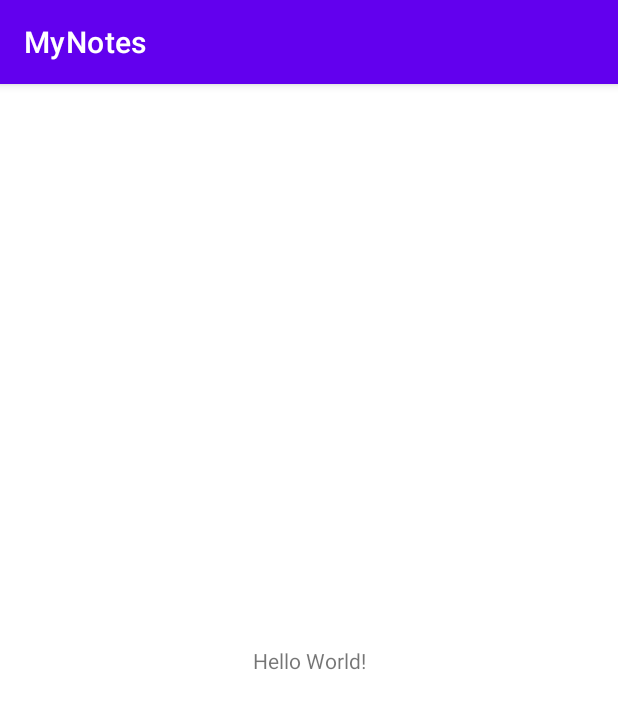
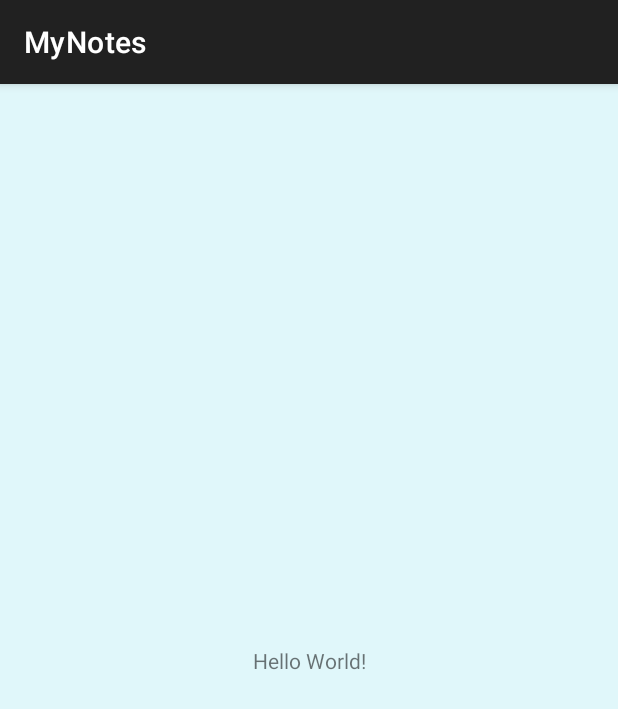
Before and after one commit to GeekBrainsStudent/MyNotes, an Android app: the screen it shows after launch (MainActivity), on a phone screen of 412 x 824 dp. Shown: the top 709 px of the screen. Run offline under Robolectric (Android 15) with nearby library versions, the phone set to English and light mode, and no system bars.

Commit message:
2. added dimens, update colors and themes

```diff
--- a/app/src/main/res/values/themes.xml
+++ b/app/src/main/res/values/themes.xml
@@ -1,16 +1,23 @@
 <resources xmlns:tools="http://schemas.android.com/tools">
     <!-- Base application theme. -->
     <style name="Theme.MyNotes" parent="Theme.MaterialComponents.DayNight.DarkActionBar">
-        <!-- Primary brand color. -->
-        <item name="colorPrimary">@color/purple_500</item>
-        <item name="colorPrimaryVariant">@color/purple_700</item>
-        <item name="colorOnPrimary">@color/white</item>
-        <!-- Secondary brand color. -->
-        <item name="colorSecondary">@color/teal_200</item>
-        <item name="colorSecondaryVariant">@color/teal_700</item>
-        <item name="colorOnSecondary">@color/black</item>
-        <!-- Status bar color. -->
-        <item name="android:statusBarColor" tools:targetApi="l">?attr/colorPrimaryVariant</item>
-        <!-- Customize your theme here. -->
+        <item name="android:windowBackground">@color/cyan50</item>
+        <item name="textInputStyle">@style/Widget.App.TextInputLayout</item>
+    </style>
+
+    <style name="Widget.App.TextInputLayout" parent="Widget.MaterialComponents.TextInputLayout.FilledBox">
+        <item name="boxBackgroundColor">@color/cyan50</item>
+    </style>
+
+    <style name="Widget.App.TextInputEditText.titleStyle" parent="Widget.AppCompat.EditText">
+        <item name="android:textSize">@dimen/titleTextSize</item>
+    </style>
+
+    <style name="Widget.App.TextInputEditText.describeStyle" parent="Widget.AppCompat.EditText">
+        <item name="android:textSize">@dimen/describeTextSize</item>
+    </style>
+
+    <style name="fragmentRootStyle">
+        <item name="android:padding">@dimen/rootFragmentPadding</item>
     </style>
 </resources>
```
Also changed, not shown: app/src/main/res/values/colors.xml (+15 -0 lines), app/src/main/res/values/dimens.xml (added, +9 -0 lines).
